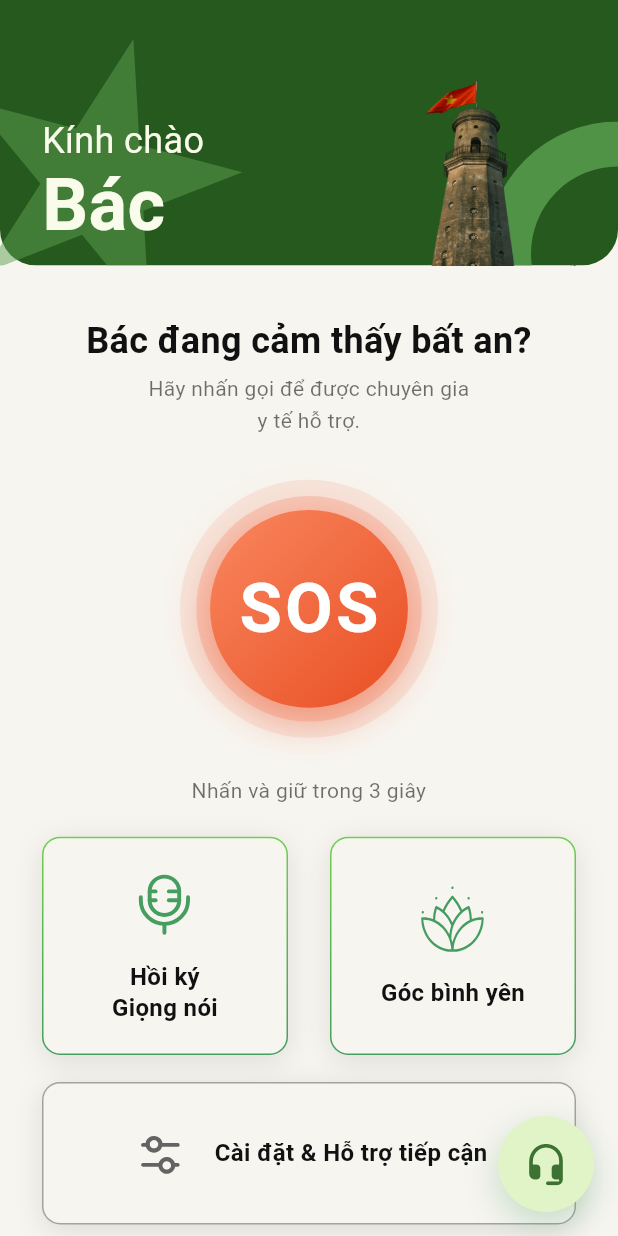
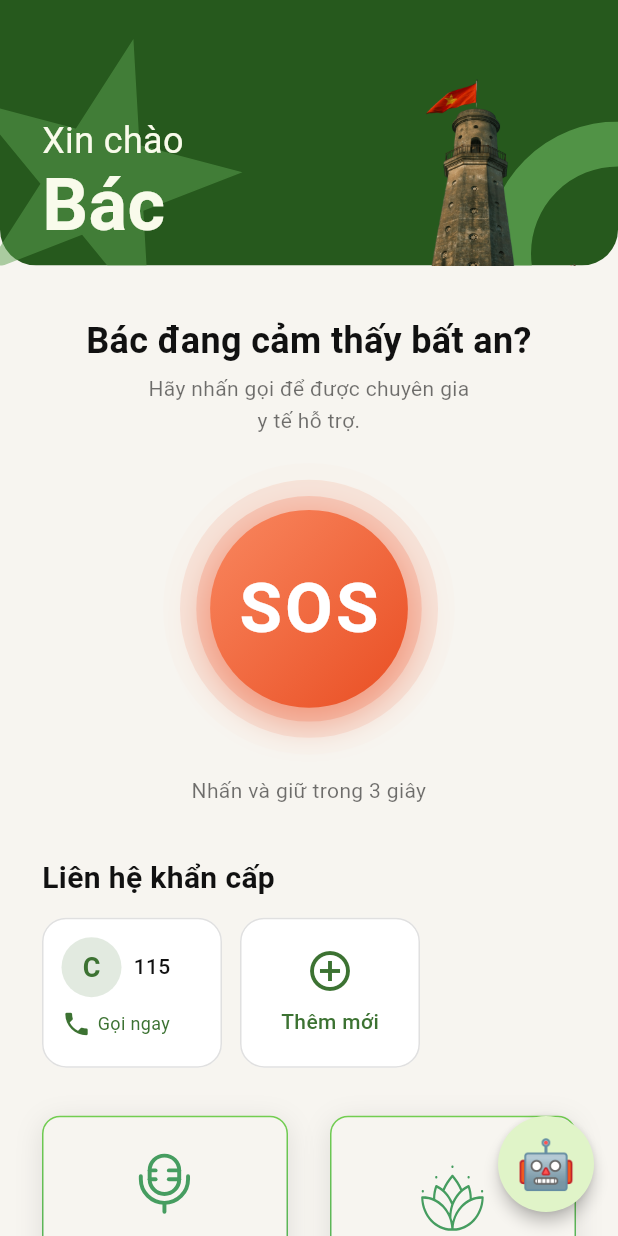
Before and after one commit to hoangtranduchai/emoheal, a Flutter app: the HomeScreen screen opened by its route, on a phone screen of 412 x 824 dp. Run offline on Flutter 3.47's test engine with Material 3 defaults, Android fonts, the phone set to English and light mode, and no system bars; our stand-ins replace flutter_svg, google_fonts, supabase_flutter, video_player; accounts and stored records are empty.

Commit message:
feat(home): Redesign home screen phase 6

```diff
--- a/lib/presentation/screens/home_screen.dart
+++ b/lib/presentation/screens/home_screen.dart
@@ -3,27 +3,22 @@ import 'package:flutter_svg/flutter_svg.dart';
 import '../../router.dart';
 import '../widgets/feature_card.dart';
 import '../widgets/sos_button.dart';
+import '../widgets/emergency_contact_chip.dart';
+import '../widgets/add_contact_bottom_sheet.dart';
+import '../widgets/assistant_bubble.dart';
 import '../../core/theme.dart';
-
+import '../../core/responsive_utils.dart';
 
 /// Màn hình Trang chủ — render 100% pixel-perfect theo Frame "Home" (421:1289) trên Figma.
-///
-/// Layout (top → bottom):
-/// 1. Top Header Container (xanh đậm, bo góc 24, có ảnh + text "Kính chào / Bác")
-/// 2. SOS Section ("Bác đang cảm thấy bất an?" + nút SOS + "Nhấn và giữ trong 3 giây")
-/// 3. Feature Cards Row (Hồi ký Giọng nói + Góc bình yên)
-/// 4. Settings Card (Cài đặt & Hỗ trợ tiếp cận)
-/// 5. Floating Assistant Bubble (bottom-right)
 class HomeScreen extends StatelessWidget {
   const HomeScreen({super.key});
 
   @override
   Widget build(BuildContext context) {
     final screenWidth = MediaQuery.of(context).size.width;
-    final isTablet = screenWidth >= 600;
+    final isTablet = ResponsiveUtils.isTablet(context);
 
-    final horizontalPadding = isTablet ? 64.0 : 28.0;
-    final cardSpacing = isTablet ? 40.0 : 28.0;
+    final horizontalPadding = ResponsiveUtils.getCardPadding(context);
     final topHeaderHeight = isTablet ? 200.0 : 177.0;
     final sosSize = screenWidth * (isTablet ? 0.2 : 0.32);
 
@@ -35,6 +30,7 @@ class HomeScreen extends StatelessWidget {
           SingleChildScrollView(
             physics: const ClampingScrollPhysics(),
             child: Column(
+              crossAxisAlignment: CrossAxisAlignment.start,
               children: [
                 // ── 1. Top Header ──
                 _TopHeader(
@@ -45,65 +41,26 @@ class HomeScreen extends StatelessWidget {
                 // ── 2. SOS Section ──
                 Padding(
                   padding: EdgeInsets.fromLTRB(horizontalPadding, 32, horizontalPadding, 0),
-                  child: _SOSSection(sosSize: sosSize),
-                ),
-
-                const SizedBox(height: 20),
-
-                // ── 3. Feature Cards ──
-                Padding(
-                  padding: EdgeInsets.symmetric(horizontal: horizontalPadding),
-                  child: Row(
-                    children: [
-                      Expanded(
-                        child: SizedBox(
-                          height: isTablet ? 180.0 : 145.5,
-                          child: FeatureCard(
-                            title: 'Hồi ký\nGiọng nói',
-                            svgAsset: 'assets/icons/microphone.svg',
-                            onTap: () => Navigator.of(context)
-                                .pushNamed(AppRoutes.voiceMemo),
-                          ),
-                        ),
-                      ),
-                      SizedBox(width: cardSpacing),
-                      Expanded(
-                        child: SizedBox(
-                          height: isTablet ? 180.0 : 145.5,
-                          child: FeatureCard(
-                            title: 'Góc bình yên',
-                            svgAsset: 'assets/icons/lotus.svg',
-                            onTap: () => Navigator.of(context)
-                                .pushNamed(AppRoutes.lotusBreathing),
-                          ),
-                        ),
-                      ),
-                    ],
+                  child: Center(
+                    child: _SOSSection(sosSize: sosSize),
                   ),
                 ),
 
-                const SizedBox(height: 18), // Figma gap ~18px
+                const SizedBox(height: 32),
 
-                // ── 4. Settings Card ──
+                // ── 3. Emergency Contacts ──
+                _EmergencyContactsSection(horizontalPadding: horizontalPadding),
+
+                const SizedBox(height: 32),
+
+                // ── 4. Feature Cards ──
                 Padding(
                   padding: EdgeInsets.symmetric(horizontal: horizontalPadding),
-                  child: SizedBox(
-                    width: double.infinity,
-                    height: 95, // Figma: 94.63
-                    child: FeatureCard(
-                      title: 'Cài đặt & Hỗ trợ tiếp cận',
-                      svgAsset: 'assets/icons/setting.svg',
-                      isHorizontal: true,
-                      isPrimary: false,
-                      onTap: () => Navigator.of(context)
-                          .pushNamed(AppRoutes.settings),
-                    ),
-                  ),
+                  child: const _FeatureGrid(),
                 ),
 
                 // Bottom safe area padding
-                SizedBox(
-                    height: MediaQuery.of(context).padding.bottom + 16),
+                SizedBox(height: MediaQuery.of(context).padding.bottom + 100),
               ],
             ),
           ),
@@ -112,7 +69,7 @@ class HomeScreen extends StatelessWidget {
           Positioned(
             right: 16,
             bottom: MediaQuery.of(context).padding.bottom + 16,
-            child: _AssistantBubble(
+            child: AssistantBubble(
               onTap: () {
                 // TODO: Mở trợ lý AI
               },
@@ -129,8 +86,6 @@ class HomeScreen extends StatelessWidget {
 // ════════════════════════════════════════════════════════════════════
 
 /// Header xanh đậm ở trên cùng.
-/// Figma: Container (421:1367) fill #26591D.
-/// Bao gồm ảnh flagpole, star, ellipse, text "Kính chào" và "Bác".
 class _TopHeader extends StatelessWidget {
   const _TopHeader({
     required this.height,
@@ -172,18 +127,14 @@ class _TopHeader extends StatelessWidget {
           Positioned(
             bottom: 0,
             left: 0,
-            child: SvgPicture.asset(
-              'assets/icons/star.svg',
-            ),
+            child: SvgPicture.asset('assets/icons/star.svg'),
           ),
 
           // ── Ellipse (Bottom Right of Top Header) ──
           Positioned(
             bottom: 0,
             right: 0,
-            child: SvgPicture.asset(
-              'assets/icons/ellipse.svg',
-            ),
+            child: SvgPicture.asset('assets/icons/ellipse.svg'),
           ),
 
           // ── Text content ──
@@ -194,7 +145,7 @@ class _TopHeader extends StatelessWidget {
               crossAxisAlignment: CrossAxisAlignment.start,
               children: [
                 Text(
-                  'Kính chào',
+                  'Xin chào',
                   style: TextStyle(
                     fontFamily: 'Roboto',
                     fontSize: 24,
@@ -235,7 +186,6 @@ class _TopHeader extends StatelessWidget {
 }
 
 /// SOS Section: tiêu đề + mô tả + nút SOS + text nhấn giữ.
-/// Figma: Group "Nút hỗ trợ khẩn cấp" (2411:662), x=42, y=209, 291×265.
 class _SOSSection extends StatelessWidget {
   const _SOSSection({required this.sosSize});
 
@@ -287,37 +237,193 @@ class _SOSSection extends StatelessWidget {
   }
 }
 
-/// Nút trợ lý AI hình tròn, góc dưới bên phải.
-/// Figma: Group "Trợ lý" (2678:313), Ellipse 64×64, fill #E0F4C8 @ 20% opacity.
-class _AssistantBubble extends StatelessWidget {
-  const _AssistantBubble({required this.onTap});
+class _EmergencyContactsSection extends StatefulWidget {
+  final double horizontalPadding;
+  const _EmergencyContactsSection({required this.horizontalPadding});
 
-  final VoidCallback onTap;
+  @override
+  State<_EmergencyContactsSection> createState() => _EmergencyContactsSectionState();
+}
+
+class _EmergencyContactsSectionState extends State<_EmergencyContactsSection> {
+  // Mock data for contacts
+  final List<Map<String, String>> _contacts = [
+    {'name': '115', 'initial': 'C'}
+  ];
+
+  void _showAddContactSheet() {
+    showModalBottomSheet(
+      context: context,
+      isScrollControlled: true,
+      backgroundColor: Colors.transparent,
+      builder: (context) => Padding(
+        padding: EdgeInsets.only(bottom: MediaQuery.of(context).viewInsets.bottom),
+        child: AddContactBottomSheet(
+          onSave: () {
+            Navigator.pop(context);
+            // Implement saving logic here
+          },
+          onPickContact: () {
+            // Implement picking contact logic here
+          },
+        ),
+      ),
+    );
+  }
 
   @override
   Widget build(BuildContext context) {
-    return GestureDetector(
-      onTap: onTap,
-      child: Container(
-        width: 64,
-        height: 64,
-        decoration: BoxDecoration(
-          shape: BoxShape.circle,
-          color: AppColors.assistantBubble, // Figma: assistantBubble
-          boxShadow: [
-            BoxShadow(
-              color: AppColors.primaryGreenLight.withValues(alpha: 0.3),
-              blurRadius: 20,
-              offset: const Offset(0, 8),
+    return Column(
+      crossAxisAlignment: CrossAxisAlignment.start,
+      children: [
+        Padding(
+          padding: EdgeInsets.symmetric(horizontal: widget.horizontalPadding),
+          child: const Text(
+            'Liên hệ khẩn cấp',
+            style: TextStyle(
+              fontFamily: 'Roboto',
+              fontSize: 20,
+              fontWeight: FontWeight.w600,
+              color: AppColors.textPrimary,
             ),
-          ],
+          ),
         ),
-        child: const Icon(
-          Icons.headset_mic_rounded,
-          color: AppColors.primaryGreen,
-          size: 30,
+        const SizedBox(height: 12),
+        SizedBox(
+          height: 100, // appropriate height for EmergencyContactChip
+          child: ListView.separated(
+            padding: EdgeInsets.symmetric(horizontal: widget.horizontalPadding),
+            scrollDirection: Axis.horizontal,
+            itemCount: _contacts.length + 1,
+            separatorBuilder: (context, index) => const SizedBox(width: 12),
+            itemBuilder: (context, index) {
+              if (index < _contacts.length) {
+                final contact = _contacts[index];
+                return EmergencyContactChip(
+                  name: contact['name']!,
+                  initial: contact['initial']!,
+                  onTap: () {
+                    // Implement tap logic
+                  },
+                  onLongPress: () {
+                    // Implement long press logic
+                  },
+                );
+              } else {
+                return _AddContactButton(onTap: _showAddContactSheet);
+              }
+            },
+          ),
+        ),
+      ],
+    );
+  }
+}
+
+class _AddContactButton extends StatelessWidget {
+  final VoidCallback onTap;
+  const _AddContactButton({required this.onTap});
+
+  @override
+  Widget build(BuildContext context) {
+    return Material(
+      color: AppColors.white,
+      borderRadius: BorderRadius.circular(16),
+      child: InkWell(
+        onTap: onTap,
+        borderRadius: BorderRadius.circular(16),
+        child: Container(
+          constraints: const BoxConstraints(minWidth: 120, minHeight: 80),
+          padding: const EdgeInsets.all(12),
+          decoration: BoxDecoration(
+            borderRadius: BorderRadius.circular(16),
+            border: Border.all(color: const Color(0xFFE0E0E0), width: 1),
+          ),
+          child: const Column(
+            mainAxisSize: MainAxisSize.min,
+            mainAxisAlignment: MainAxisAlignment.center,
+            children: [
+              Icon(Icons.add_circle_outline, color: AppColors.primaryGreen, size: 32),
+              SizedBox(height: 8),
+              Text(
+                'Thêm mới',
+                style: TextStyle(
+                  fontFamily: 'Roboto',
+                  fontSize: 14,
+                  fontWeight: FontWeight.w500,
+                  color: AppColors.primaryGreen,
+                ),
+              ),
+            ],
+          ),
         ),
       ),
     );
   }
 }
+
+class _FeatureGrid extends StatelessWidget {
+  const _FeatureGrid();
+
+  @override
+  Widget build(BuildContext context) {
+    final cardHeight = ResponsiveUtils.getCardSize(context);
+    final cardGap = ResponsiveUtils.getCardGap(context);
+
+    return Column(
+      children: [
+        Row(
+          children: [
+            Expanded(
+              child: SizedBox(
+                height: cardHeight,
+                child: FeatureCard(
+                  title: 'Hồi ký\nGiọng nói',
+                  svgAsset: 'assets/icons/microphone.svg',
+                  onTap: () => Navigator.of(context).pushNamed(AppRoutes.voiceMemo),
+                ),
+              ),
+            ),
+            SizedBox(width: cardGap),
+            Expanded(
+              child: SizedBox(
+                height: cardHeight,
+                child: FeatureCard(
+                  title: 'Nhịp thở',
+                  svgAsset: 'assets/icons/lotus.svg',
+                  onTap: () => Navigator.of(context).pushNamed(AppRoutes.lotusBreathing),
+                ),
+              ),
+            ),
+          ],
+        ),
+        SizedBox(height: cardGap),
+        Row(
+          children: [
+            Expanded(
+              child: SizedBox(
+                height: cardHeight,
+                child: FeatureCard(
+                  title: 'Đài Radio',
+                  svgAsset: 'assets/icons/soundwave-0.svg',
+                  onTap: () => Navigator.of(context).pushNamed(AppRoutes.radio),
+                ),
+              ),
+            ),
+            SizedBox(width: cardGap),
+            Expanded(
+              child: SizedBox(
+                height: cardHeight,
+                child: FeatureCard(
+                  title: 'Cài đặt &\nHỗ trợ tiếp cận',
+                  svgAsset: 'assets/icons/setting.svg',
+                  onTap: () => Navigator.of(context).pushNamed(AppRoutes.settings),
+                ),
+              ),
+            ),
+          ],
+        ),
+      ],
+    );
+  }
+}
--- a/lib/presentation/widgets/sos_button.dart
+++ b/lib/presentation/widgets/sos_button.dart
@@ -1,4 +1,5 @@
 import 'package:flutter/material.dart';
+import 'package:flutter/services.dart';
 
 import 'package:url_launcher/url_launcher.dart';
 import '../../core/theme.dart';
@@ -46,8 +47,18 @@ class _SOSButtonState extends State<SOSButton> with TickerProviderStateMixin {
 
     _progressController.addStatusListener((status) {
       if (status == AnimationStatus.completed) {
+        HapticFeedback.heavyImpact();
         _makeEmergencyCall();
         _progressController.reset();
+      }
+    });
+
+    _progressController.addListener(() {
+      // Provide light haptic feedback occasionally while holding
+      if (_progressController.value > 0.0 &&
+          _progressController.value < 1.0 &&
+          (_progressController.value * 10).toInt() % 3 == 0) {
+        // Just an example, maybe better to just vibrate on start and end
       }
     });
   }
@@ -60,6 +71,7 @@ class _SOSButtonState extends State<SOSButton> with TickerProviderStateMixin {
   }
 
   void _onPointerDown() {
+    HapticFeedback.mediumImpact();
     _progressController.forward();
   }
 
```
